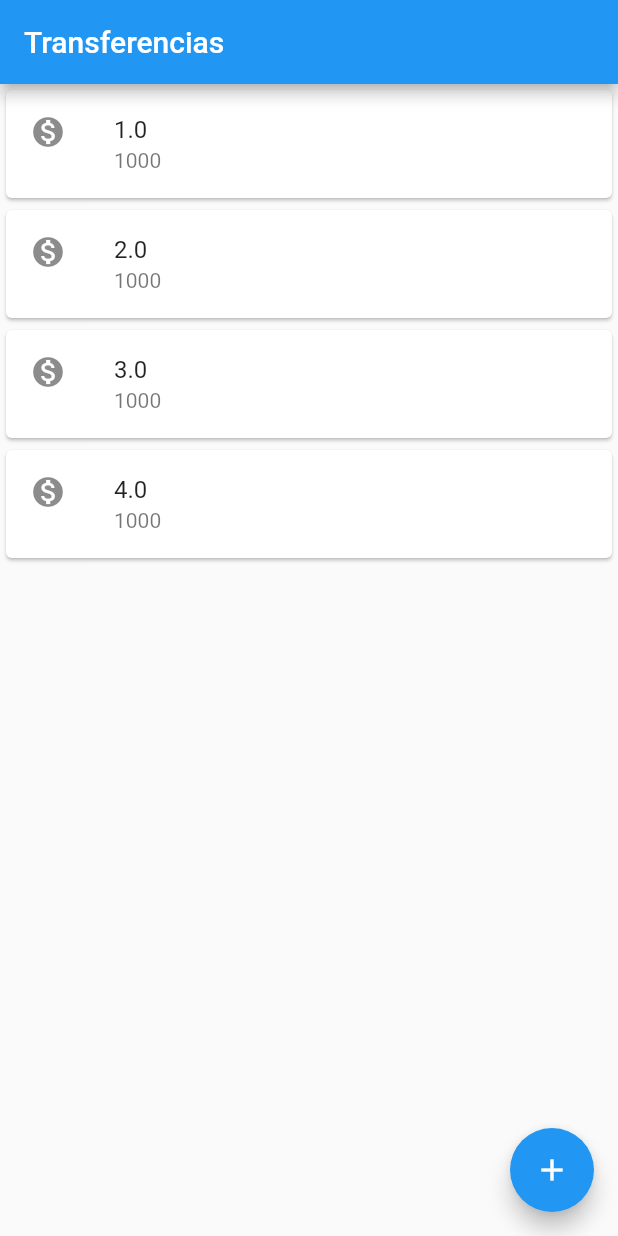
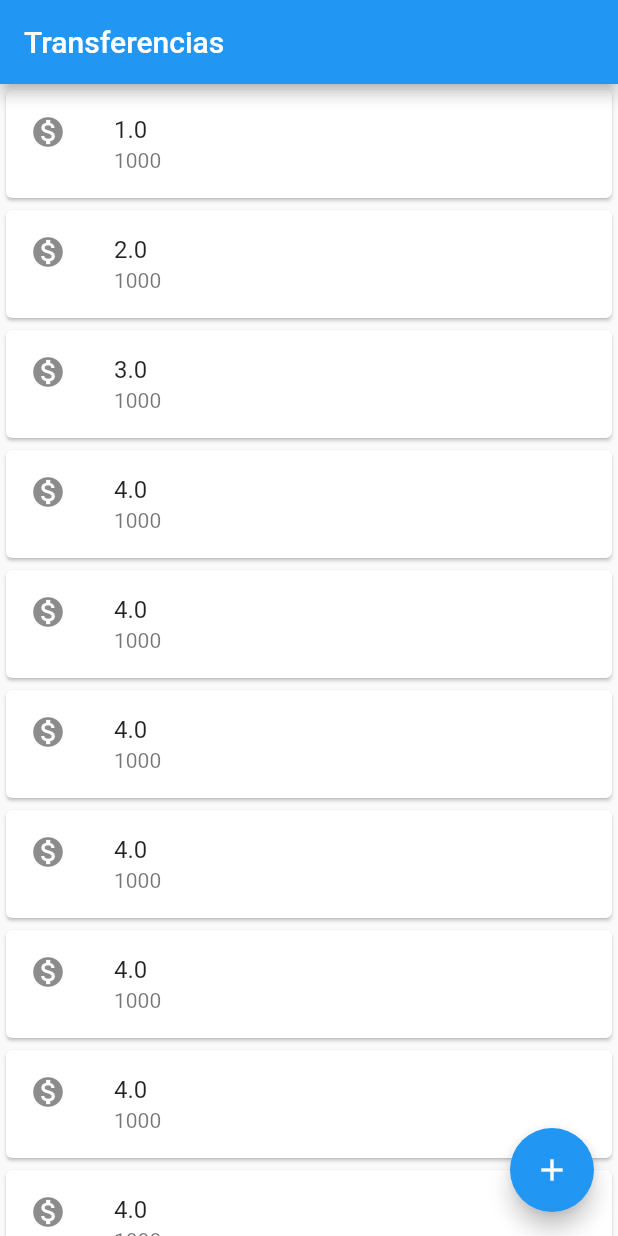
Before and after one commit to andytsunami/bytebank, a Flutter app: the screen it shows after launch, on a phone screen of 412 x 824 dp. Run offline on Flutter 3.47's test engine with Material 2 defaults, Android fonts, the phone set to English and light mode, and no system bars.

Commit message:
Trocando de column para ListView

```diff
--- a/lib/main.dart
+++ b/lib/main.dart
@@ -17,10 +17,17 @@ class ListaTransferencia extends StatelessWidget {
       appBar: AppBar(
         title: Text("Transferencias"),
       ),
-      body: Column(children: <Widget>[
+      body: ListView(children: <Widget>[
         ItemTransferencia(Transferencia(1.000, 1000)),
         ItemTransferencia(Transferencia(2.000, 1000)),
         ItemTransferencia(Transferencia(3.000, 1000)),
+        ItemTransferencia(Transferencia(4.000, 1000)),
+        ItemTransferencia(Transferencia(4.000, 1000)),
+        ItemTransferencia(Transferencia(4.000, 1000)),
+        ItemTransferencia(Transferencia(4.000, 1000)),
+        ItemTransferencia(Transferencia(4.000, 1000)),
+        ItemTransferencia(Transferencia(4.000, 1000)),
+        ItemTransferencia(Transferencia(4.000, 1000)),
         ItemTransferencia(Transferencia(4.000, 1000)),
       ]),
       floatingActionButton: FloatingActionButton(
```
